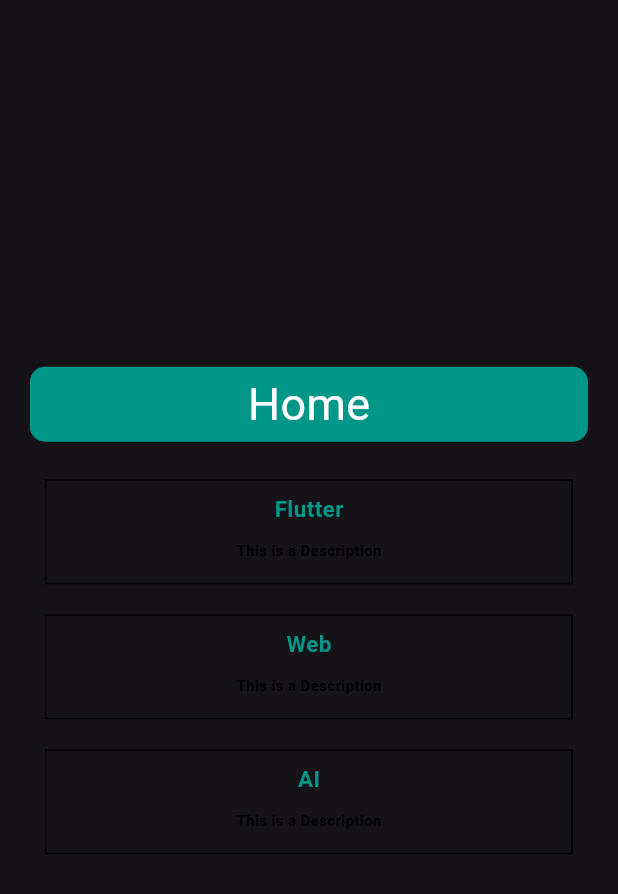
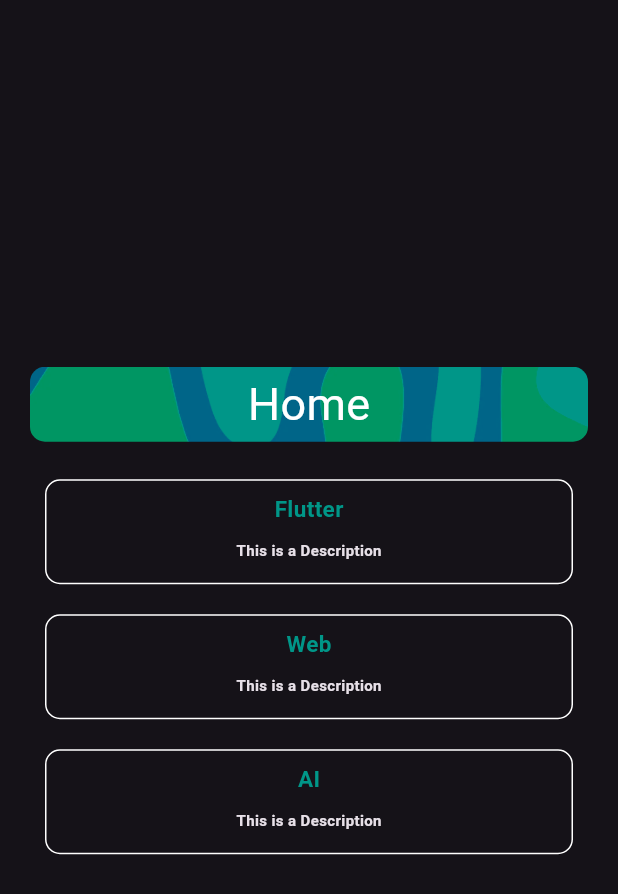
Before and after one commit to Mohamed-Samir-Ibrahim/Practice, a Flutter app: the HomePage screen opened directly, on a phone screen of 412 x 824 dp. Shown: the top 894 px of the screen. Run offline on Flutter 3.47's test engine with Material 3 defaults, Android fonts, the phone set to English and light mode, and no system bars; our stand-ins replace lottie, shared_preferences; accounts and stored records are empty.

Commit message:
fix: edited in code.

```diff
--- a/lib/second_basics/core/constants.dart
+++ b/lib/second_basics/core/constants.dart
@@ -12,7 +12,6 @@ class Styles {
   );
   static const TextStyle kDescription = TextStyle(
     fontSize: 10,
-    color: Colors.black,
     fontWeight: FontWeight.w700,
   );
 }
--- a/lib/second_basics/presentation/view/login_page.dart
+++ b/lib/second_basics/presentation/view/login_page.dart
@@ -11,13 +11,13 @@ class LoginPage extends StatefulWidget {
 }
 
 class _LoginPageState extends State<LoginPage> {
-  TextEditingController emailController = TextEditingController();
-  TextEditingController passwordController = TextEditingController();
+  TextEditingController emailController = TextEditingController(text: '123',);
+  TextEditingController passwordController = TextEditingController(
+    text: '456',);
   String emailConfirm = '123';
   String passwordConfirm = '456';
   @override
   void initState() {
-    // TODO: implement initState
     super.initState();
   }
 
--- a/lib/second_basics/presentation/view/register_page.dart
+++ b/lib/second_basics/presentation/view/register_page.dart
@@ -11,14 +11,14 @@ class RegisterPage extends StatefulWidget {
 }
 
 class _RegisterPageState extends State<RegisterPage> {
-  TextEditingController emailController = TextEditingController();
-  TextEditingController passwordController = TextEditingController();
+  TextEditingController emailController = TextEditingController(text: '123',);
+  TextEditingController passwordController = TextEditingController(
+    text: '456',);
   String emailConfirm = '123';
   String passwordConfirm = '456';
 
   @override
   void initState() {
-    // TODO: implement initState
     super.initState();
   }
 
--- a/lib/second_basics/presentation/widget/custom_courses_widget.dart
+++ b/lib/second_basics/presentation/widget/custom_courses_widget.dart
@@ -1,5 +1,6 @@
 import 'package:flutter/material.dart';
 import 'package:flutter_practice/second_basics/core/constants.dart';
+import 'package:flutter_practice/second_basics/data/value_notifier_widget.dart';
 
 class CustomCoursesWidget extends StatelessWidget {
   const CustomCoursesWidget({
@@ -13,11 +14,16 @@ class CustomCoursesWidget extends StatelessWidget {
 
   @override
   Widget build(BuildContext context) {
+    return ValueListenableBuilder(
+      valueListenable: isDarkModeNotifier,
+      builder: (context, isDarkMode, child) {
         return Container(
           width: double.infinity,
           height: 70,
           margin: EdgeInsets.all(10.0),
-      decoration: BoxDecoration(border: Border.all(color: Colors.black)),
+          decoration: BoxDecoration(borderRadius: BorderRadius.circular(10.0,),
+            border: Border.all(
+              color: isDarkMode ? Colors.black : Colors.white,),),
           child: Padding(
             padding: const EdgeInsets.all(8.0),
             child: Column(
@@ -29,5 +35,7 @@ class CustomCoursesWidget extends StatelessWidget {
             ),
           ),
         );
+      },
+    );
   }
 }
--- a/lib/second_basics/presentation/widget/hero_widget.dart
+++ b/lib/second_basics/presentation/widget/hero_widget.dart
@@ -14,9 +14,13 @@ class HeroWidget extends StatelessWidget {
         height: 50.0,
         decoration: BoxDecoration(
           borderRadius: BorderRadius.circular(10.0),
-          color: Colors.teal,
+          image: DecorationImage(
+            image: AssetImage('assets/images/background.jpg',),
+            fit: BoxFit.cover,
+            colorFilter: ColorFilter.mode(Colors.teal, BlendMode.darken),),
         ),
-        child: Text(title, style: TextStyle(color: Colors.white, fontSize: 30)),
+        child: Text(
+          title, style: TextStyle(color: Colors.white, fontSize: 30),),
       ),
     );
   }
```
Also changed, not shown: assets/images/background.jpg (added). Lines whose indentation alone changed are shown as unchanged.
